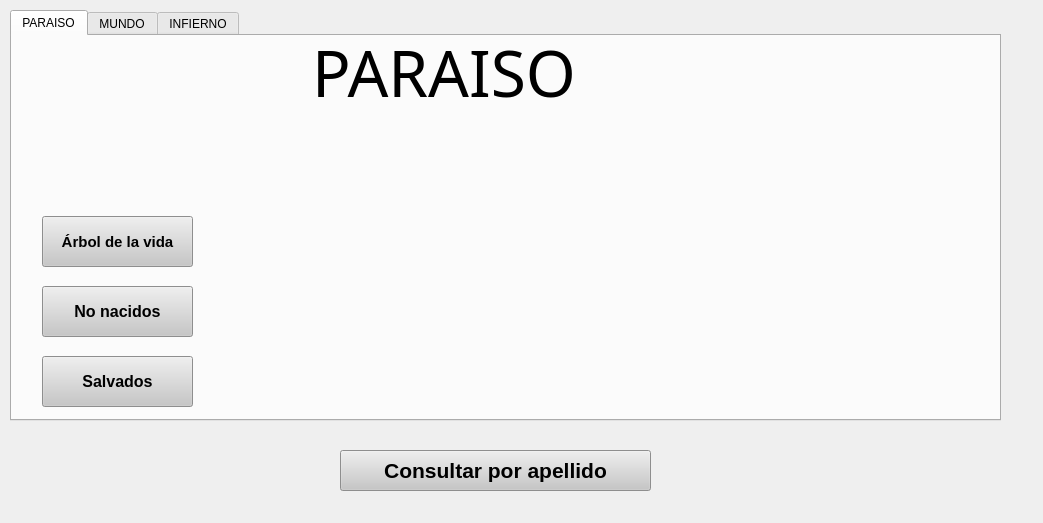
Before: the Qt Designer form mainwindow.ui in gaboq98/ArbolDelJuicio, drawn with Qt 5.
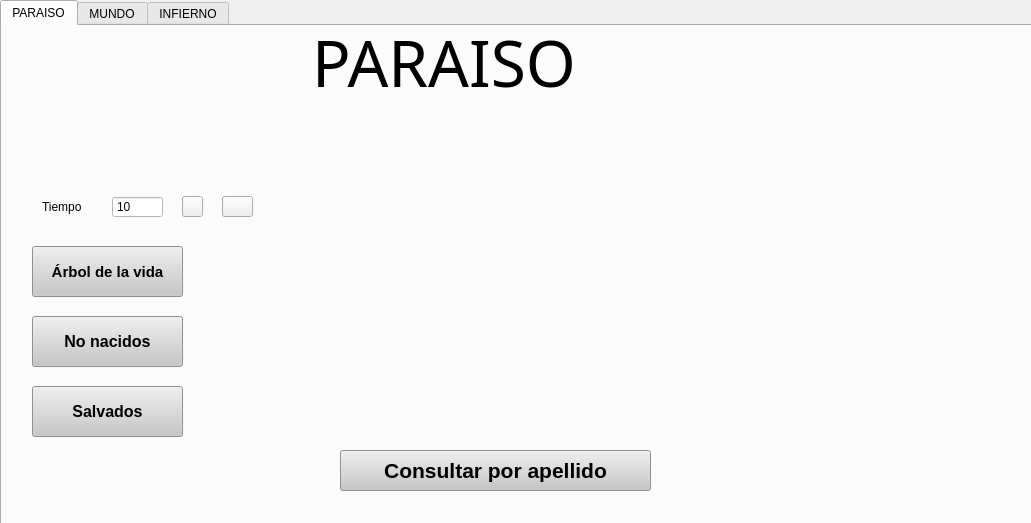
After: the same form once the commit is applied. The open tabs and pages were chosen to show the change. Icons and pictures are not drawn.

Patch:
```diff
--- a/mainwindow.ui
+++ b/mainwindow.ui
@@ -6,7 +6,7 @@
    <rect>
     <x>0</x>
     <y>0</y>
-    <width>1043</width>
+    <width>1031</width>
     <height>523</height>
    </rect>
   </property>
@@ -20,10 +20,10 @@
    <widget class="QTabWidget" name="tabWidget">
     <property name="geometry">
      <rect>
-      <x>10</x>
-      <y>10</y>
-      <width>991</width>
-      <height>411</height>
+      <x>0</x>
+      <y>0</y>
+      <width>1041</width>
+      <height>531</height>
      </rect>
     </property>
     <property name="styleSheet">
@@ -48,7 +48,7 @@
      <widget class="QLabel" name="label_3">
       <property name="geometry">
        <rect>
-        <x>300</x>
+        <x>310</x>
         <y>0</y>
         <width>411</width>
         <height>71</height>
@@ -74,7 +74,7 @@
       <property name="geometry">
        <rect>
         <x>30</x>
-        <y>180</y>
+        <y>220</y>
         <width>151</width>
         <height>51</height>
        </rect>
@@ -97,7 +97,7 @@
       <property name="geometry">
        <rect>
         <x>30</x>
-        <y>250</y>
+        <y>290</y>
         <width>151</width>
         <height>51</height>
        </rect>
@@ -120,7 +120,7 @@
       <property name="geometry">
        <rect>
         <x>30</x>
-        <y>320</y>
+        <y>360</y>
         <width>151</width>
         <height>51</height>
        </rect>
@@ -139,6 +139,86 @@
        <string>Salvados</string>
       </property>
      </widget>
+     <widget class="QLabel" name="label_4">
+      <property name="geometry">
+       <rect>
+        <x>40</x>
+        <y>160</y>
+        <width>61</width>
+        <height>41</height>
+       </rect>
+      </property>
+      <property name="font">
+       <font>
+        <pointsize>9</pointsize>
+       </font>
+      </property>
+      <property name="text">
+       <string>Tiempo</string>
+      </property>
+     </widget>
+     <widget class="QSpinBox" name="tiempo_spinBox">
+      <property name="geometry">
+       <rect>
+        <x>110</x>
+        <y>170</y>
+        <width>51</width>
+        <height>22</height>
+       </rect>
+      </property>
+      <property name="font">
+       <font>
+        <pointsize>9</pointsize>
+       </font>
+      </property>
+      <property name="styleSheet">
+       <string notr="true">background-color: rgb(255, 255, 255);</string>
+      </property>
+      <property name="buttonSymbols">
+       <enum>QAbstractSpinBox::NoButtons</enum>
+      </property>
+      <property name="maximum">
+       <number>9999</number>
+      </property>
+      <property name="value">
+       <number>10</number>
+      </property>
+     </widget>
+     <widget class="QPushButton" name="pausa_button">
+      <property name="geometry">
+       <rect>
+        <x>180</x>
+        <y>170</y>
+        <width>21</width>
+        <height>21</height>
+       </rect>
+      </property>
+      <property name="cursor">
+       <cursorShape>CrossCursor</cursorShape>
+      </property>
+      <property name="styleSheet">
+       <string notr="true">border-image: url(:/stop.png);</string>
+      </property>
+      <property name="text">
+       <string/>
+      </property>
+     </widget>
+     <widget class="QPushButton" name="reset_button">
+      <property name="geometry">
+       <rect>
+        <x>220</x>
+        <y>170</y>
+        <width>31</width>
+        <height>21</height>
+       </rect>
+      </property>
+      <property name="styleSheet">
+       <string notr="true">border-image: url(:/restart.png);</string>
+      </property>
+      <property name="text">
+       <string/>
+      </property>
+     </widget>
     </widget>
     <widget class="QWidget" name="tab_mundo">
      <attribute name="title">
```
Left out of the diff: 82 changed lines with no effect on the pictures.
